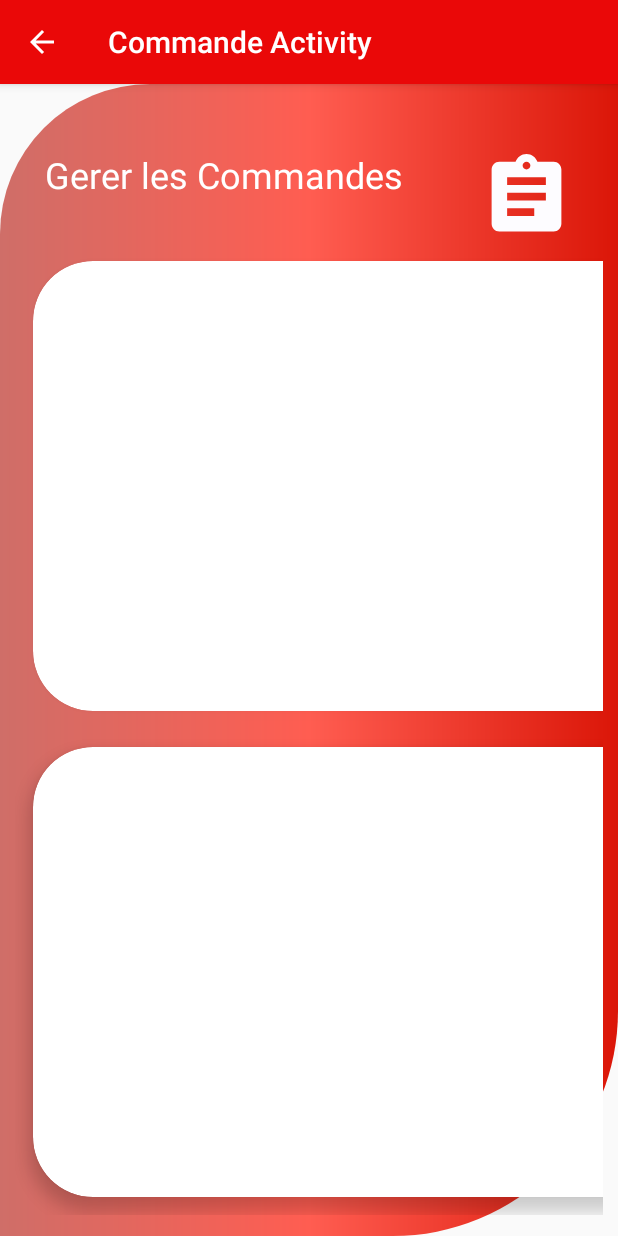
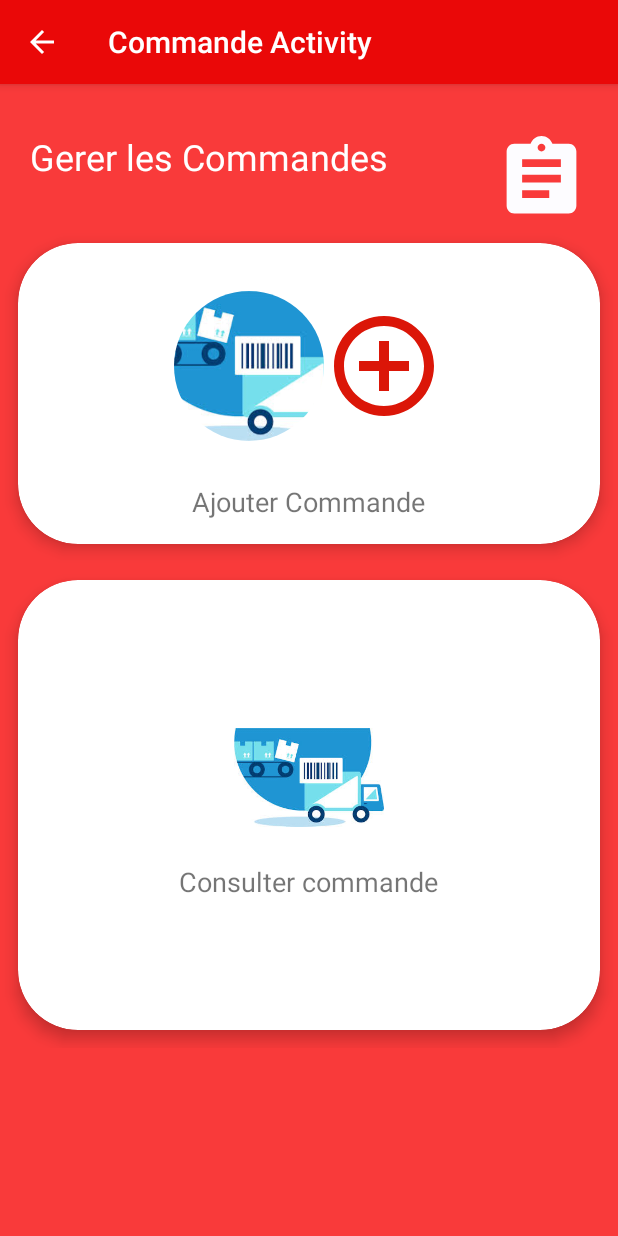
Before and after one commit to oualaeddine/SYSTEME_LIVRAISON_ANDROID_LINA_PFE_L3, an Android app: the CommandeActivity screen opened directly, with no data from a screen before it, on a phone screen of 412 x 824 dp. Run offline under Robolectric (Android 15) with nearby library versions, the phone set to English and light mode, and no system bars; libraries missing offline, so code that uses them is left out: com.mikhaellopez.circularimageview; plain views replace CircularImageView; network calls fail; 3 statements that could not run were skipped.

Commit message:
hwayj f design

```diff
--- a/app/src/main/java/com/foodmile/livraison/Livraison/utils/StringConstants.java
+++ b/app/src/main/java/com/foodmile/livraison/Livraison/utils/StringConstants.java
@@ -6,7 +6,7 @@ package com.foodmile.livraison.Livraison.utils;
  */
 public class StringConstants {
 
-    private static final String API_URL = "http://192.168.0.155:8080/Projet/";
+    private static final String API_URL = "http://192.168.0.155/Projet/";
 
     public static final String
             URL_INSERT_Livreur = API_URL + "Livreur/InsertLivreur.php",
--- a/app/src/main/res/layout/activity_commande.xml
+++ b/app/src/main/res/layout/activity_commande.xml
@@ -1,123 +1,129 @@
 <?xml version="1.0" encoding="utf-8"?>
-<ScrollView
-    xmlns:android="http://schemas.android.com/apk/res/android"
+<ScrollView xmlns:android="http://schemas.android.com/apk/res/android"
     xmlns:app="http://schemas.android.com/apk/res-auto"
     xmlns:tools="http://schemas.android.com/tools"
     android:layout_width="match_parent"
     android:layout_height="match_parent"
-    tools:context=".Livraison.Acitivitiescommande.CommandeActivity"
+    android:background="@color/colorPrimaryDark"
     android:orientation="vertical"
     android:weightSum="10"
-    android:background="@drawable/backgroundproduct"
-    >
+    tools:context=".Livraison.Acitivitiescommande.CommandeActivity">
+
     <LinearLayout
-        android:layout_marginTop="0dp"
         android:layout_width="match_parent"
         android:layout_height="wrap_content"
+        android:layout_marginTop="0dp"
         android:orientation="vertical">
+
         <RelativeLayout
-            android:layout_marginTop="32dp"
             android:layout_width="match_parent"
             android:layout_height="wrap_content"
-            android:layout_marginRight="20dp"
-            android:layout_marginLeft="20dp">
+            android:layout_marginLeft="20dp"
+            android:layout_marginTop="32dp"
+            android:layout_marginRight="20dp">
+
             <TextView
+                android:id="@+id/textcomm1"
                 android:layout_width="wrap_content"
                 android:layout_height="wrap_content"
-                android:textSize="24sp"
                 android:text="Gerer les Commandes"
-                android:id="@+id/textcomm1"
                 android:textColor="#ffff"
-                />
+                android:textSize="24sp" />
+
             <ImageView
                 android:layout_width="62dp"
                 android:layout_height="62dp"
                 android:layout_alignParentRight="true"
-                android:src="@drawable/ic_commande"/>
+                android:src="@drawable/ic_commande" />
 
         </RelativeLayout>
+
         <GridLayout
             android:id="@+id/maincomm"
             android:layout_width="match_parent"
             android:layout_height="wrap_content"
+            android:layout_marginTop="0dp"
+            android:alignmentMode="alignMargins"
+            android:columnCount="1"
             android:columnOrderPreserved="false"
-            android:rowCount="2"
-            android:columnCount="1"
-            android:layout_marginTop="0dp"
-            android:alignmentMode="alignMargins">
+            android:rowCount="2">
 
             <androidx.cardview.widget.CardView
-                android:layout_width="440dp"
-                android:layout_height="300dp"
+                android:layout_width="match_parent"
+                android:layout_height="match_parent"
+                android:layout_rowWeight="1"
                 android:layout_columnWeight="1"
-                android:layout_rowWeight="1"
-                app:cardElevation="6dp"
+                android:layout_margin="12dp"
                 app:cardCornerRadius="40dp"
-                android:layout_margin="12dp"
-                >
+                app:cardElevation="6dp">
+
                 <LinearLayout
                     android:layout_width="match_parent"
                     android:layout_height="match_parent"
                     android:gravity="center"
-                    android:padding="16dp"
-                    android:orientation="vertical">
+                    android:orientation="vertical"
+                    android:padding="16dp">
+
                     <LinearLayout
                         android:layout_width="match_parent"
                         android:layout_height="wrap_content"
                         android:gravity="center"
-                        android:padding="16dp"
-                        android:orientation="horizontal">
+                        android:orientation="horizontal"
+                        android:padding="16dp">
+
                         <com.mikhaellopez.circularimageview.CircularImageView
                             android:layout_width="100dp"
                             android:layout_height="100dp"
                             android:src="@drawable/comande"
 
                             />
+
                         <com.mikhaellopez.circularimageview.CircularImageView
                             android:layout_width="80dp"
                             android:layout_height="80dp"
-                            android:src="@drawable/ic_addd"
-                            />
+                            android:src="@drawable/ic_addd" />
                     </LinearLayout>
+
                     <TextView
+                        android:id="@+id/textcomm2"
                         android:layout_width="wrap_content"
                         android:layout_height="wrap_content"
+                        android:layout_marginTop="12dp"
                         android:text="Ajouter Commande"
-                        android:id="@+id/textcomm2"
-                        android:textSize="18sp"
-                        android:layout_marginTop="12dp"/>
+                        android:textSize="18sp" />
                 </LinearLayout>
 
             </androidx.cardview.widget.CardView>
 
             <androidx.cardview.widget.CardView
-                android:layout_width="440dp"
+                android:layout_width="match_parent"
                 android:layout_height="300dp"
+                android:layout_rowWeight="1"
                 android:layout_columnWeight="1"
-                android:layout_rowWeight="1"
-                app:cardElevation="6dp"
+                android:layout_margin="12dp"
                 app:cardCornerRadius="40dp"
-                android:layout_margin="12dp"
-                >
+                app:cardElevation="6dp">
+
                 <LinearLayout
                     android:layout_width="match_parent"
                     android:layout_height="match_parent"
                     android:gravity="center"
-                    android:padding="16dp"
-                    android:orientation="vertical">
+                    android:orientation="vertical"
+                    android:padding="16dp">
+
                     <ImageView
                         android:layout_width="100dp"
                         android:layout_height="90dp"
                         android:layout_marginLeft="0dp"
-                        android:src="@drawable/comande"
-                        />
+                        android:src="@drawable/comande" />
+
                     <TextView
+                        android:id="@+id/textcomm3"
                         android:layout_width="wrap_content"
                         android:layout_height="wrap_content"
+                        android:layout_marginTop="12dp"
                         android:text="Consulter commande"
-                        android:id="@+id/textcomm3"
-                        android:textSize="18sp"
-                        android:layout_marginTop="12dp"/>
+                        android:textSize="18sp" />
                 </LinearLayout>
             </androidx.cardview.widget.CardView>
         </GridLayout>
--- a/app/src/main/res/values/colors.xml
+++ b/app/src/main/res/values/colors.xml
@@ -1,7 +1,7 @@
 <?xml version="1.0" encoding="utf-8"?>
 <resources>
     <color name="colorPrimary">#ea0808</color>
-    <color name="colorPrimaryDark">#f93a3a</color>
+    <color name="colorPrimaryDark">#F93A3A</color>
     <color name="colorAccent">#D81B60</color>
     <color name="r">#db1608</color>
     <color name="m">#f51f10</color>
@@ -12,7 +12,7 @@
     <color name="oo">#B83F32</color>
     <color name="om">#DDDB49</color>
     <color name="bleu">#B7DFE4</color>
-    <color name="bg_row_background">#fa315b</color>
+    <color name="bg_row_background">#FA315B</color>
     <color name="item_name">#535353</color>
     <color name="description">#a9a9a9</color>
     <color name="black">#0F0F0F</color>
```
Also changed, not shown: app/src/main/res/layout/acitivity_add_cat.xml (+25 -26 lines), app/src/main/res/layout/activity_ajouter_produit.xml (+45 -42 lines), app/src/main/res/layout/activity_edit_profil.xml (+24 -19 lines), app/src/main/res/layout/activity_home.xml (+72 -66 lines).
